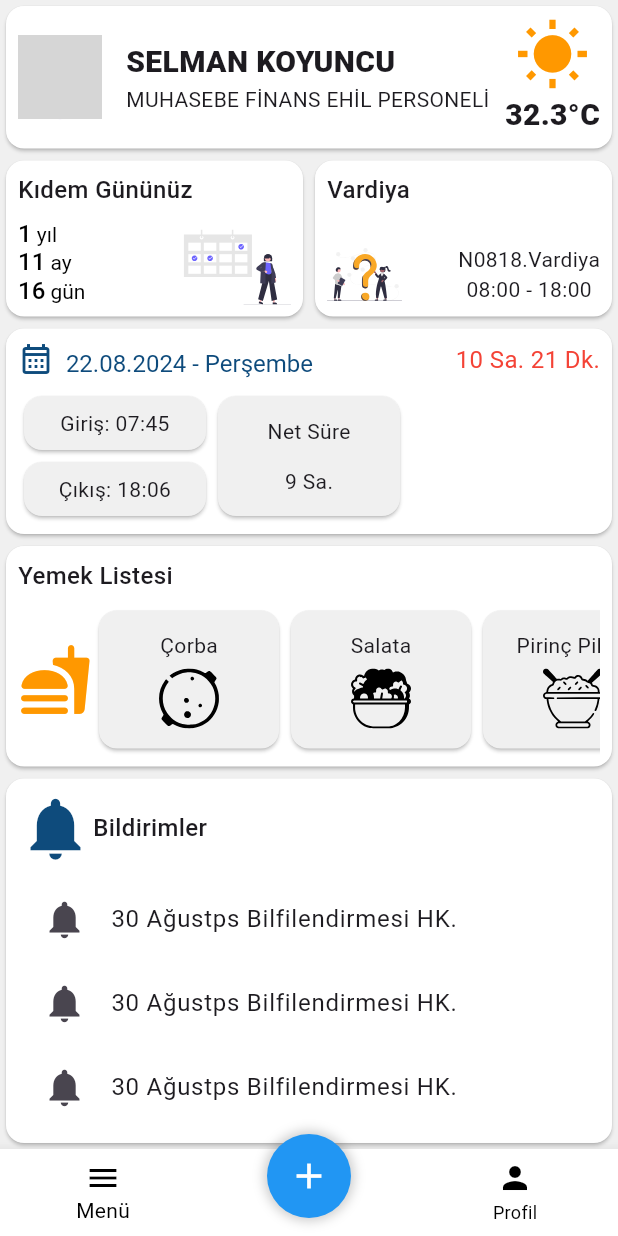
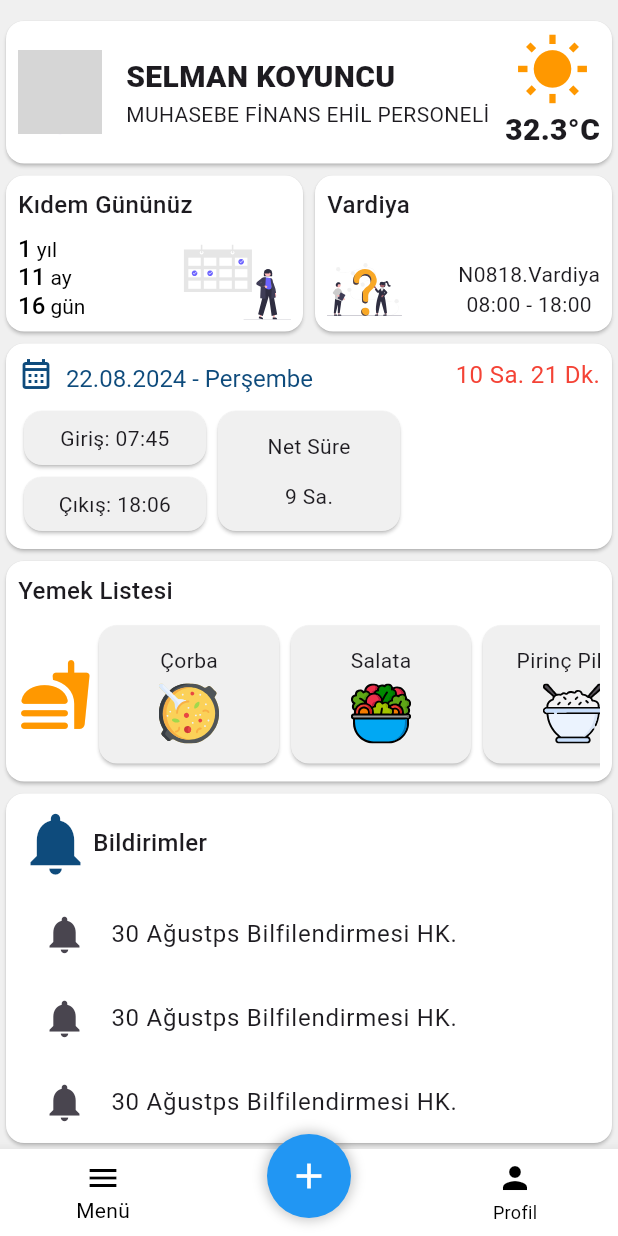
Before and after one commit to PenguBey/opak_mobile, a Flutter app: the MainMenuView screen opened by its route, on a phone screen of 412 x 824 dp. Run offline on Flutter 3.47's test engine with Material 3 defaults, Android fonts, the light colour scheme and no system bars; our stand-ins replace fl_chart, flutter_svg, get; network calls fail; grey boxes are pictures that could not be loaded.

Commit message:
güçük ayarlar

```diff
--- a/lib/constants/icon_con.dart
+++ b/lib/constants/icon_con.dart
@@ -23,8 +23,8 @@ class IconCon {
   static const String scooter = "${_loc}undraw_scooter_re_lrsb.svg";
   static const String transferFiles =
       "${_loc}undraw_transfer_files_re_a2a9.svg";
-  static const String pilav = "${_loc}rice_3014477.svg";
-  static const String salata = "${_loc}salad_3390280.svg";
+  static const String pilav = "${_loc}rice_3014476.svg";
+  static const String salata = "${_loc}salad_3390279.svg";
 
-  static const String corba = "${_loc}soup_6978178.svg";
+  static const String corba = "${_loc}soup_6978177.svg";
 }
--- a/lib/views/main_menu_view.dart
+++ b/lib/views/main_menu_view.dart
@@ -17,6 +17,9 @@ class MainMenuView extends GetView<MainMenuController> {
     return Scaffold(
       body: Column(
         children: [
+          const SizedBox(
+            height: 10,
+          ),
           const UserTileWidget(),
           const IntrinsicHeight(
             child: Row(
```
Also changed, not shown: assets/icons/rice_3014476.svg (added), assets/icons/rice_3014477.svg (deleted), assets/icons/salad_3390279.svg (added), assets/icons/salad_3390280.svg (deleted), assets/icons/soup_6978177.svg (added), assets/icons/soup_6978178.svg (deleted).
